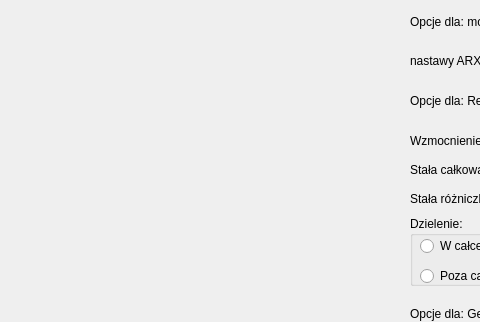
Old version of the form mainwindow.ui in the repository bSek316303/Symulator-UAR; both pictures show x 0 to 480 and y 0 to 322 of the 1165 by 607 pixel window.
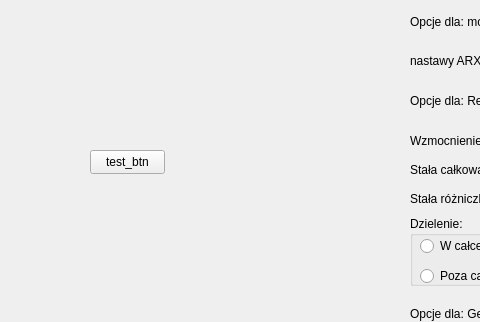
New version of the form.

Diff of the .ui file:
```diff
--- a/mainwindow.ui
+++ b/mainwindow.ui
@@ -250,6 +250,19 @@
      </item>
     </layout>
    </widget>
+   <widget class="QPushButton" name="btn_test">
+    <property name="geometry">
+     <rect>
+      <x>90</x>
+      <y>150</y>
+      <width>75</width>
+      <height>24</height>
+     </rect>
+    </property>
+    <property name="text">
+     <string>test_btn</string>
+    </property>
+   </widget>
   </widget>
   <widget class="QMenuBar" name="menubar">
    <property name="geometry">
```
